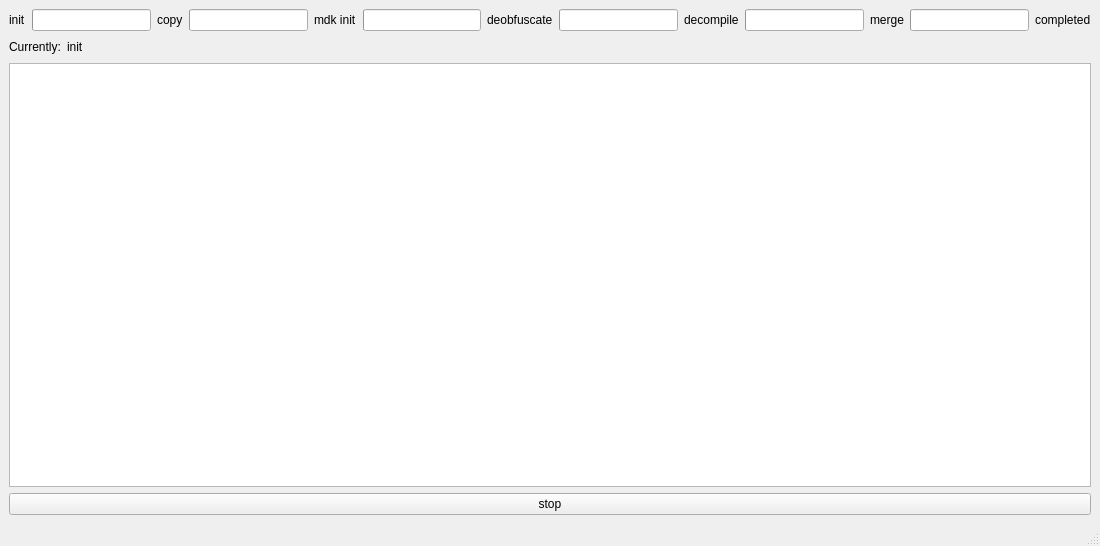
Above: MDGUi/forms/MDGProgressWindow.ui from KostromDan/Mods-Decompiler-GUI before the change. Below: the same form after it.
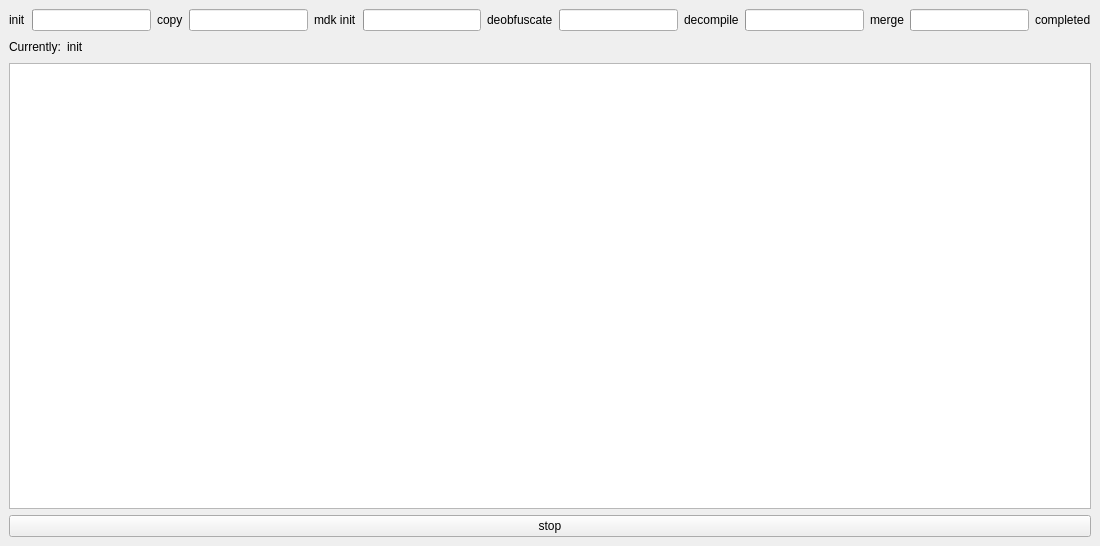
That is the form after the change.

What changed in the file:
```diff
--- a/MDGUi/forms/MDGProgressWindow.ui
+++ b/MDGUi/forms/MDGProgressWindow.ui
@@ -206,7 +206,6 @@
     </rect>
    </property>
   </widget>
-  <widget class="QStatusBar" name="statusbar"/>
  </widget>
  <resources/>
  <connections/>
```
